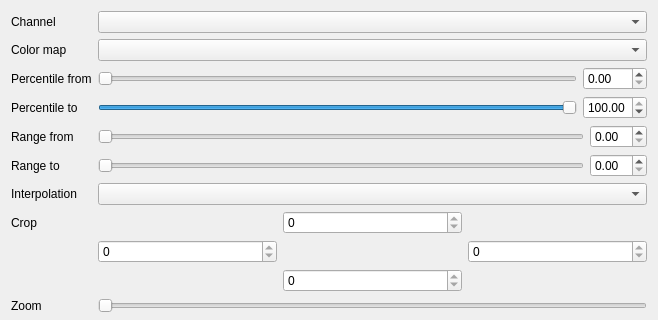
The window that rastools/rasview_mdi.ui (waveform-computing/rastools) describes before a commit, drawn with Qt 5; both pictures show x 0 to 658 and y 0 to 320 of the 658 by 525 pixel window.
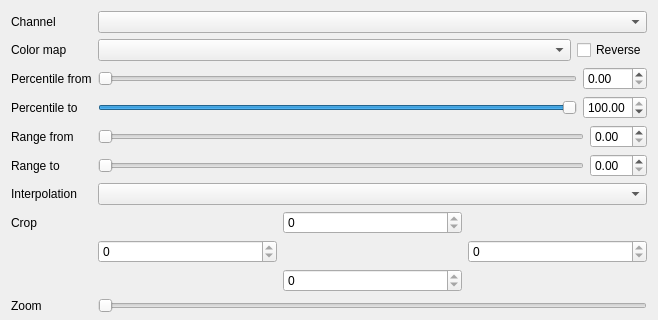
The same window after the commit.

Commit message: Added reverse checkbox for colormap and fixed tab-order (again...)

The edit to the form file:
```diff
--- a/rastools/rasview_mdi.ui
+++ b/rastools/rasview_mdi.ui
@@ -19,7 +19,7 @@
      <property name="orientation">
       <enum>Qt::Horizontal</enum>
      </property>
-     <widget class="QWidget" name="layoutWidget">
+     <widget class="QWidget" name="">
       <layout class="QFormLayout" name="form_layout">
        <item row="0" column="1">
         <widget class="QComboBox" name="channel_combo"/>
@@ -35,7 +35,24 @@
         </widget>
        </item>
        <item row="1" column="1">
-        <widget class="QComboBox" name="colormap_combo"/>
+        <layout class="QHBoxLayout" name="horizontalLayout">
+         <item>
+          <widget class="QComboBox" name="colormap_combo"/>
+         </item>
+         <item>
+          <widget class="QCheckBox" name="reverse_check">
+           <property name="sizePolicy">
+            <sizepolicy hsizetype="Fixed" vsizetype="Fixed">
+             <horstretch>0</horstretch>
+             <verstretch>0</verstretch>
+            </sizepolicy>
+           </property>
+           <property name="text">
+            <string>Reverse</string>
+           </property>
+          </widget>
+         </item>
+        </layout>
        </item>
        <item row="2" column="0">
         <widget class="QLabel" name="percentile_from_label">
```
Left out of the diff: 23 changed lines with no effect on the pictures. The commit also changes 6 other files.
